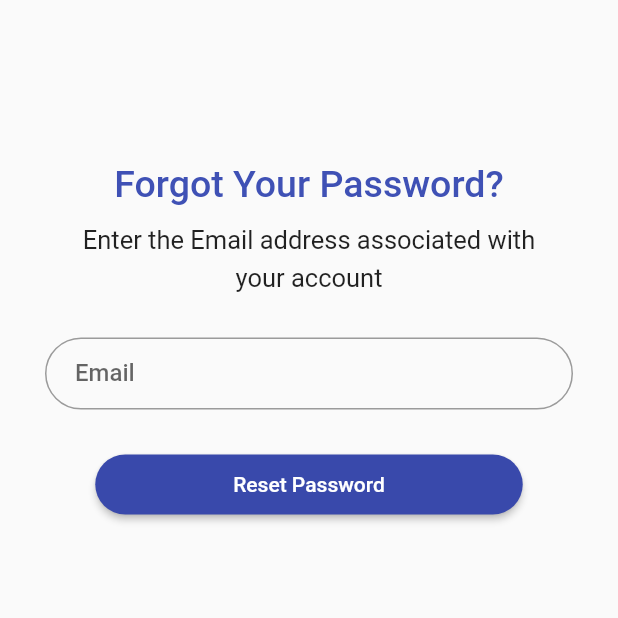
After one commit to tanvir-ahmod/Project-Tracker, a Flutter app: the screen it shows after launch, after a tap on "Forgot Password", on a phone screen of 412 x 824 dp, the top half of it. The commit adds this screen. Run offline on Flutter 3.47's test engine with Material 2 defaults, Android fonts, the phone set to English and light mode, and no system bars; our stand-ins replace dio, flutter_spinkit, fluttertoast, get, get_storage, google_fonts and 1 more; network calls fail.

Commit message:
Integrate reset password API

```diff
--- a/lib/bindings/global_binding.dart
+++ b/lib/bindings/global_binding.dart
@@ -1,5 +1,6 @@
 import 'package:todo/controller/auth_controller.dart';
 import 'package:todo/controller/change_password_controller.dart';
+import 'package:todo/controller/forgot_password_controller.dart';
 import 'package:todo/controller/resend_confirmation_code_controller.dart';
 import 'package:todo/controller/todo_controller.dart';
 import 'package:todo/controller/view_projects_controller.dart';
@@ -35,5 +36,6 @@ class GlobalBinding extends Bindings {
         fenix: true);
     Get.lazyPut<ProfileRepository>(() => ProfileRepositoryImpl(), fenix: true);
     Get.lazyPut<ProfileService>(() => ProfileServiceImpl(), fenix: true);
+    Get.lazyPut<ForgotPasswordController>(() => ForgotPasswordController(), fenix: true);
   }
 }
--- /dev/null
+++ b/lib/controller/forgot_password_controller.dart
@@ -0,0 +1,21 @@
+import 'package:flutter/cupertino.dart';
+import 'package:fluttertoast/fluttertoast.dart';
+import 'package:get/get.dart';
+import 'package:todo/data/repositories/auth/auth_repository.dart';
+
+class ForgotPasswordController extends GetxController {
+  final AuthRepository _authRepository = Get.find();
+  final TextEditingController emailController = TextEditingController();
+
+  var isLoading = false.obs;
+
+  void resetPassword() async {
+    isLoading.value = true;
+    final response = await _authRepository.resetPassword(emailController.text);
+
+    Fluttertoast.showToast(
+        msg: response.responseMessage, toastLength: Toast.LENGTH_LONG);
+
+    isLoading.value = false;
+  }
+}
--- a/lib/data/repositories/auth/auth_repository.dart
+++ b/lib/data/repositories/auth/auth_repository.dart
@@ -12,5 +12,7 @@ abstract class AuthRepository {
 
   Future<BaseResponse> resendConfirmationLink(String email);
 
+  Future<BaseResponse> resetPassword(String email);
+
   void logout();
 }
--- a/lib/data/repositories/auth/auth_repository_impl.dart
+++ b/lib/data/repositories/auth/auth_repository_impl.dart
@@ -34,4 +34,7 @@ class AuthRepositoryImpl extends AuthRepository {
   @override
   Future<BaseResponse> resendConfirmationLink(String email) =>
       _service.resendConfirmationLink(email);
+
+  @override
+  Future<BaseResponse> resetPassword(String email)=>_service.resetPassword(email);
 }
--- a/lib/helpers/Constants.dart
+++ b/lib/helpers/Constants.dart
@@ -3,7 +3,7 @@ const PROJECT = "project";
 const PARENT_ID = "parentID";
 const UPDATE_LISTENER = "updateListener";
 // static const BASE_URL = "https://sheltered-falls-24238.herokuapp.com/";
-const BASE_URL = "http://192.168.0.102:8080/";
+const BASE_URL = "http://192.168.0.109:8080/";
 
 const int RESPONSE_OK = 200;
 
--- a/lib/network/api_client.dart
+++ b/lib/network/api_client.dart
@@ -61,4 +61,9 @@ class ApiClient {
   Dio getApiClient() {
     return _dio;
   }
+
+  Dio getApiClientWithoutInterceptors() {
+    _dio.interceptors.clear();
+    return _dio;
+  }
 }
--- a/lib/services/auth_service.dart
+++ b/lib/services/auth_service.dart
@@ -4,7 +4,7 @@ import 'package:todo/data/model/response/base_response.dart';
 import 'package:todo/data/model/response/login_response.dart';
 import 'package:todo/data/model/response/registration_response.dart';
 
-abstract class AuthService{
+abstract class AuthService {
   Future<LoginResponse> login(LoginRequest loginRequest);
 
   Future<RegistrationResponse> register(
@@ -12,4 +12,5 @@ abstract class AuthService{
 
   Future<BaseResponse> resendConfirmationLink(String email);
 
+  Future<BaseResponse> resetPassword(String email);
 }
--- a/lib/services/auth_service_impl.dart
+++ b/lib/services/auth_service_impl.dart
@@ -11,11 +11,10 @@ import 'package:todo/network/api_client.dart';
 import 'package:todo/services/auth_service.dart';
 
 class AuthServiceImpl implements AuthService {
-  final _apiClient = ApiClient().getApiClient();
+  final _apiClient = ApiClient().getApiClientWithoutInterceptors();
 
   @override
   Future<LoginResponse> login(LoginRequest loginRequest) async {
-    _apiClient.interceptors.clear();
     final data = jsonEncode(loginRequest.toJson());
     var response;
     try {
@@ -34,7 +33,6 @@ class AuthServiceImpl implements AuthService {
   @override
   Future<RegistrationResponse> register(
       RegistrationRequest registrationRequest) async {
-    _apiClient.interceptors.clear();
     final data = registrationRequest.toRawJson();
     try {
       final response = await _apiClient.post("register", data: data);
@@ -57,4 +55,14 @@ class AuthServiceImpl implements AuthService {
     }
     return baseResponseFromJson("");
   }
+
+  @override
+  Future<BaseResponse> resetPassword(String email) async {
+    final response = await _apiClient
+        .get("resetPassword", queryParameters: {'email': email});
+    if (response.statusCode == RESPONSE_OK) {
+      return BaseResponse.fromJson(response.data);
+    }
+    return baseResponseFromJson("");
+  }
 }
--- /dev/null
+++ b/lib/ui/forgot_password.dart
@@ -0,0 +1,94 @@
+import 'package:flutter/material.dart';
+import 'package:fluttertoast/fluttertoast.dart';
+import 'package:get/get.dart';
+import 'package:todo/controller/forgot_password_controller.dart';
+
+class ForgotPassword extends StatelessWidget {
+  final ForgotPasswordController _forgotPasswordController = Get.find();
+
+  @override
+  Widget build(BuildContext context) {
+    return Obx(() => Scaffold(
+          body: SingleChildScrollView(
+            child: Column(
+              mainAxisAlignment: MainAxisAlignment.center,
+              crossAxisAlignment: CrossAxisAlignment.center,
+              children: [
+                SizedBox(
+                  height: 100,
+                ),
+                Padding(
+                  padding: const EdgeInsets.all(8.0),
+                  child: Text(
+                    'Forgot Your Password?',
+                    style: TextStyle(
+                        color: Colors.indigo,
+                        fontSize: 25,
+                        fontWeight: FontWeight.w500),
+                  ),
+                ),
+                Padding(
+                  padding: const EdgeInsets.all(5.0),
+                  child: Text(
+                    'Enter the Email address associated with',
+                    style: TextStyle(fontSize: 17),
+                  ),
+                ),
+                Text('your account', style: TextStyle(fontSize: 17)),
+                Padding(
+                    padding: const EdgeInsets.fromLTRB(30, 30, 30, 0),
+                    child: TextFormField(
+                      decoration: InputDecoration(
+                        contentPadding: EdgeInsets.fromLTRB(20, 8, 8, 8),
+                        border: OutlineInputBorder(
+                            borderRadius:
+                                BorderRadius.all(Radius.circular(50.0)),
+                            borderSide: BorderSide(color: Colors.white24)),
+                        labelText: 'Email',
+                        labelStyle: TextStyle(fontWeight: FontWeight.w500),
+                      ),
+                      controller: _forgotPasswordController.emailController,
+                      // ignore: missing_return
+                    )),
+                SizedBox(
+                  height: 30,
+                ),
+                SizedBox(
+                  height: 40,
+                  width: 285,
+                  child: MaterialButton(
+                    child: Text('Reset Password'),
+                    onPressed: () {
+                      if (_forgotPasswordController
+                          .emailController.text.isNotEmpty) {
+                        FocusManager.instance.primaryFocus?.unfocus();
+                        _forgotPasswordController.resetPassword();
+                      } else {
+                        Fluttertoast.showToast(msg: "Email can not be empty!");
+                      }
+                    },
+                    shape: RoundedRectangleBorder(
+                      borderRadius: BorderRadius.circular(30),
+                    ),
+                    padding:
+                        EdgeInsets.symmetric(horizontal: 30.0, vertical: 8.0),
+                    color: Colors.indigo.shade600,
+                    textColor: Theme.of(context).primaryTextTheme.button!.color,
+                  ),
+                ),
+                SizedBox(
+                  height: 20,
+                ),
+                if (_forgotPasswordController.isLoading.value)
+                  Center(
+                    child: CircularProgressIndicator(),
+                  ),
+                SizedBox(
+                  height: 90,
+                ),
+              ],
+            ),
+          ),
+        ));
+  }
+}
--- a/lib/ui/login_ui.dart
+++ b/lib/ui/login_ui.dart
@@ -1,6 +1,7 @@
 import 'package:flutter/material.dart';
 import 'package:flutter/widgets.dart';
 import 'package:todo/controller/auth_controller.dart';
+import 'package:todo/ui/forgot_password.dart';
 import 'package:todo/ui/registration/sign_up_ui.dart';
 import 'package:get/get.dart';
 
@@ -110,6 +111,9 @@ class LoginScreen extends StatelessWidget {
                 SizedBox(
                   height: 50,
                 ),
+                TextButton(
+                    onPressed: () => Get.to(() => ForgotPassword()),
+                    child: Text("Forgot Password")),
                 InkWell(
                     onTap: () {
                       Get.offAll(SignUpUI());
```
